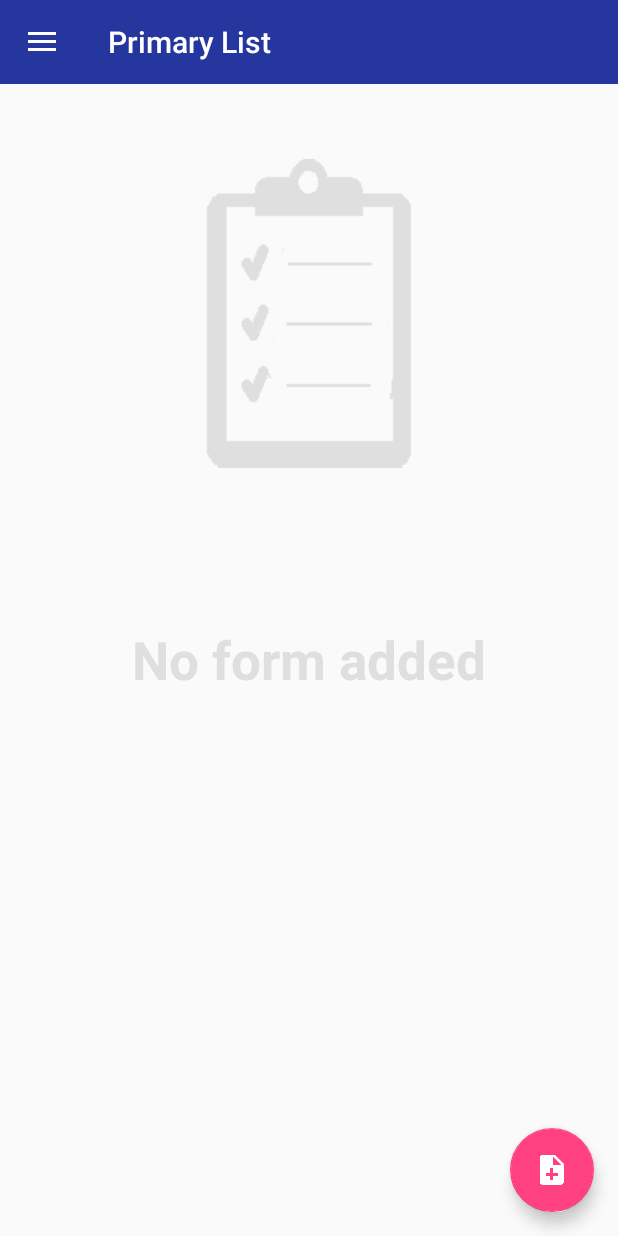
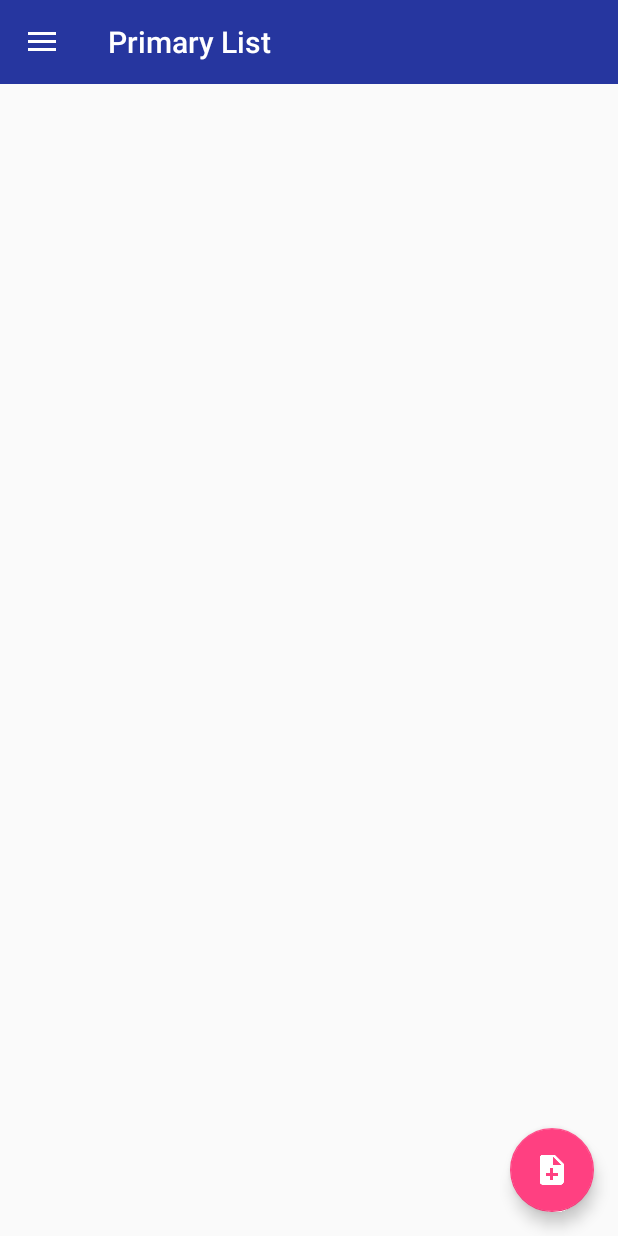
Before and after one commit to piteli/Boolas-android, an Android app: the firstFragment screen opened directly, with no data from a screen before it, on a phone screen of 412 x 824 dp. Run offline under Robolectric (Android 15) with nearby library versions, the phone set to English and light mode, and no system bars; our stand-ins replace Volley; network calls fail.

Commit message:
added custom list view and gridlayout inside of listview

```diff
--- a/app/src/main/res/layout/fragment_first.xml
+++ b/app/src/main/res/layout/fragment_first.xml
@@ -6,22 +6,43 @@
     tools:context="com.rush.wender.boolas.firstFragment">
 
     <!-- TODO: Update blank fragment layout -->
-    <TextView
+
+    <RelativeLayout
         android:layout_width="match_parent"
-        android:layout_height="match_parent"
-        android:text="No form added"
-        android:gravity="center"
-        android:textSize="35dp"
-        android:textStyle="bold"
-        android:textColor="#DFDFDF" />
+        android:layout_height="match_parent">
 
-    <ImageView
+
+        <ImageView
         android:layout_width="wrap_content"
         android:layout_height="wrap_content"
         app:srcCompat="@drawable/formicon"
         android:tint="#DFDFDF"
         android:id="@+id/imageView2"
         android:layout_gravity="top|center"
-        android:paddingTop="50dp" />
+        android:paddingTop="50dp"
+        android:layout_centerHorizontal="true"
+        android:visibility="invisible"/>
+
+    <TextView
+        android:layout_width="wrap_content"
+        android:layout_height="wrap_content"
+        android:text="No form added"
+        android:gravity="center"
+        android:textSize="35dp"
+        android:textStyle="bold"
+        android:textColor="#DFDFDF"
+        android:id="@+id/textView3"
+        android:layout_below="@+id/imageView2"
+        android:layout_centerHorizontal="true"
+        android:visibility="invisible"/>
+
+    </RelativeLayout>
+
+    <ListView
+        android:id="@+id/listView"
+        android:layout_width="match_parent"
+        android:layout_height="match_parent">
+
+    </ListView>
 
 </FrameLayout>
```
